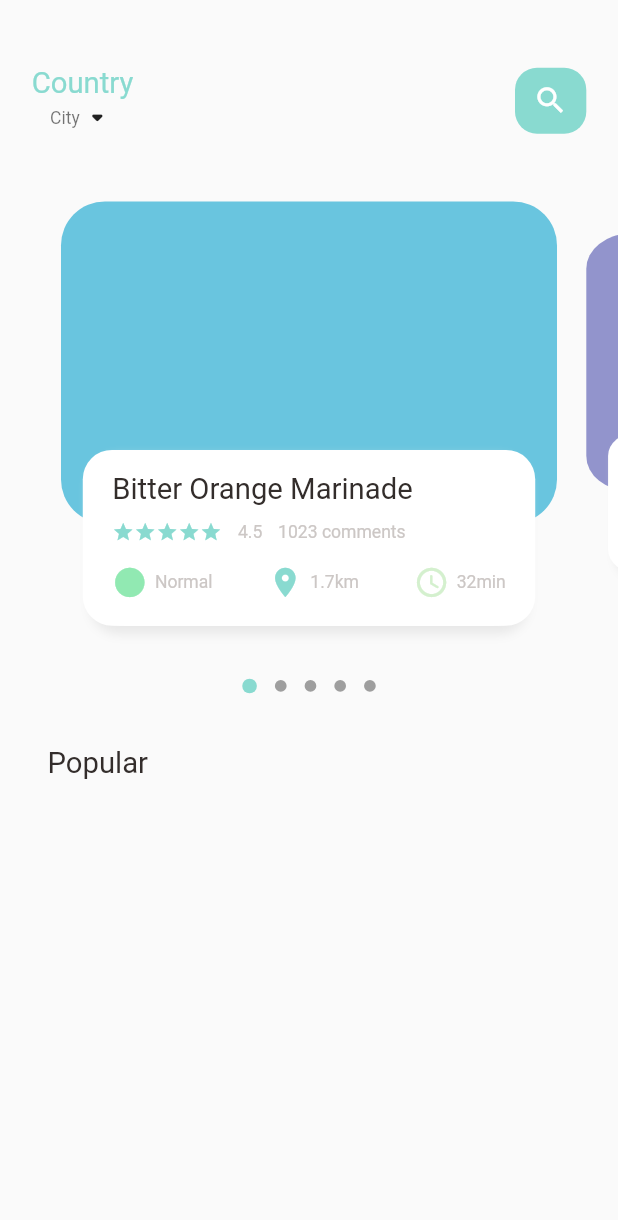
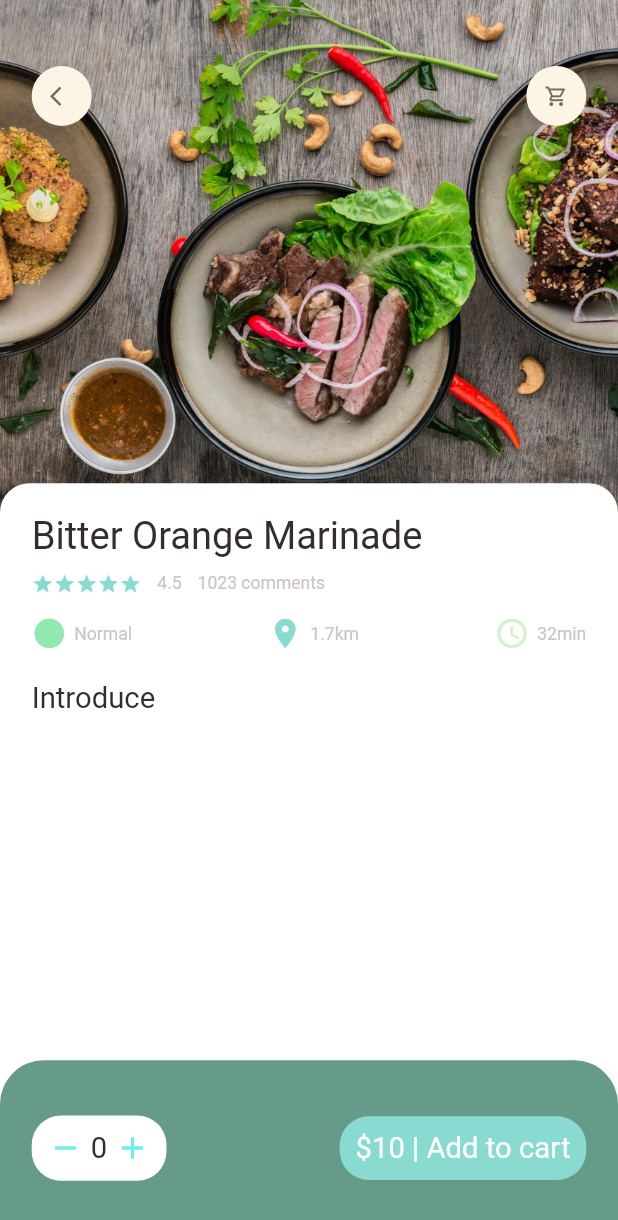
Before and after one commit to duldiev/FoodAppDelivery, a Flutter app: the screen it shows after launch, on a phone screen of 412 x 824 dp. Shown: the top 1220 px of the screen. Run offline on Flutter 3.47's test engine with Material 2 defaults, Android fonts, the phone set to English and light mode, and no system bars; drawn by our look-alikes of dots_indicator; our stand-ins replace get, google_fonts.

Commit message:
Popular food detail page added

```diff
--- a/lib/main.dart
+++ b/lib/main.dart
@@ -1,5 +1,6 @@
 import 'package:flutter/material.dart';
-import 'package:food_delivery_app/home/main_food_page.dart';
+import 'package:food_delivery_app/pages/food/popular_food_detail.dart';
+import 'package:food_delivery_app/pages/home/main_food_page.dart';
 import 'package:get/get.dart';
 
 void main() {
@@ -16,7 +17,7 @@ class MyApp extends StatelessWidget {
       theme: ThemeData(
         primarySwatch: Colors.blue,
       ),
-      home: const MainFoodPage(),
+      home: const PopularFoodDetail(),
     );
   }
 }
--- /dev/null
+++ b/lib/pages/food/popular_food_detail.dart
@@ -0,0 +1,135 @@
+import 'package:flutter/material.dart';
+import 'package:food_delivery_app/utils/dimensions.dart';
+import 'package:food_delivery_app/widgets/app_icon.dart';
+
+import '../../utils/colors.dart';
+import '../../widgets/app_column.dart';
+import '../../widgets/bit_text.dart';
+import '../../widgets/icon_and_text.dart';
+import '../../widgets/small_text.dart';
+
+class PopularFoodDetail extends StatelessWidget {
+  const PopularFoodDetail({Key? key}) : super(key: key);
+
+  @override
+  Widget build(BuildContext context) {
+    return Scaffold(
+      backgroundColor: Colors.white,
+      body: Stack(
+        children: [
+          Positioned(
+            left: 0,
+            right: 0,
+            child: Container(
+              width: double.maxFinite,
+              height: Dimensions.height(350),
+              decoration: const BoxDecoration(
+                image: DecorationImage(
+                  fit: BoxFit.cover,
+                  image: AssetImage(
+                    "assets/images/food4.jpg",
+                  ),
+                )
+              ),
+            ),
+          ),
+          Positioned(
+            top: Dimensions.height(45),
+            left: Dimensions.width(20),
+            right: Dimensions.width(20),
+            child: Row(
+              mainAxisAlignment: MainAxisAlignment.spaceBetween,
+              children: const [
+                AppIcon(icon: Icons.arrow_back_ios),
+                AppIcon(icon: Icons.shopping_cart_outlined),
+              ],
+            ),
+          ),
+          Positioned(
+            left: 0,
+            right: 0,
+            bottom: 0,
+            top: Dimensions.height(350 - 20),
+            child: Container(
+              padding: EdgeInsets.only(left: Dimensions.width(20), right: Dimensions.width(20), top: Dimensions.height(20)),
+              decoration: BoxDecoration(
+                borderRadius: BorderRadius.only(
+                  topLeft: Radius.circular(Dimensions.radius(20)),
+                  topRight: Radius.circular(Dimensions.radius(20)),
+                ),
+                color: Colors.white,
+              ),
+              child: Column(
+                crossAxisAlignment: CrossAxisAlignment.start,
+                children: [
+                  const AppColumn(text: "Bitter Orange Marinade",),
+                  SizedBox(height: Dimensions.height(20),),
+                  const BigText(text: "Introduce"),
+
+                ],
+              ),
+            ),
+          ),
+        ],
+      ),
+      bottomNavigationBar: Container(
+        height: Dimensions.height(120),
+        padding: EdgeInsets.only(
+          top: Dimensions.height(30),
+          bottom: Dimensions.height(30),
+          left: Dimensions.width(20),
+          right: Dimensions.width(20),
+        ),
+        decoration: BoxDecoration(
+          color: AppColors.buttonBackgroundColor,
+          borderRadius: BorderRadius.only(
+            topRight: Radius.circular(Dimensions.radius(30)),
+            topLeft: Radius.circular(Dimensions.radius(30)),
+          ),
+        ),
+        child: Row(
+          mainAxisAlignment: MainAxisAlignment.spaceBetween,
+          children: [
+            Container(
+              padding: EdgeInsets.only(
+                top: Dimensions.height(10),
+                bottom: Dimensions.height(10),
+                left: Dimensions.width(10),
+                right: Dimensions.width(10),
+              ),
+              decoration: BoxDecoration(
+                color: Colors.white,
+                borderRadius: BorderRadius.circular(Dimensions.radius(20)),
+              ),
+              child: Row(
+                children: [
+                  const Icon(Icons.remove, color: AppColors.signColor,),
+                  SizedBox(width: Dimensions.height(10) / 2,),
+                  const BigText(text: "0"),
+                  SizedBox(width: Dimensions.height(10) / 2,),
+                  const Icon(Icons.add, color: AppColors.signColor),
+                ],
+              ),
+            ),
+            Container(
+              padding: EdgeInsets.only(
+                top: Dimensions.height(10),
+                bottom: Dimensions.height(10),
+                left: Dimensions.width(10),
+                right: Dimensions.width(10),
+              ),
+              decoration: BoxDecoration(
+                color: AppColors.mainColor,
+                borderRadius: BorderRadius.circular(Dimensions.radius(20)),
+              ),
+              child: const BigText(
+                text: "\$10 | Add to cart",
+                color: Colors.white,
+              ),
+            ),
+          ],
+        ),
+      ),
+    );
+  }
+}
--- a/lib/home/food_page_body.dart
+++ b/lib/pages/home/food_page_body.dart
@@ -1,6 +1,7 @@
 import 'package:flutter/material.dart';
 import 'package:food_delivery_app/utils/colors.dart';
 import 'package:food_delivery_app/utils/dimensions.dart';
+import 'package:food_delivery_app/widgets/app_column.dart';
 import 'package:food_delivery_app/widgets/bit_text.dart';
 import 'package:food_delivery_app/widgets/icon_and_text.dart';
 import 'package:food_delivery_app/widgets/small_text.dart';
@@ -60,19 +61,104 @@ class _FoodPageBodyState extends State<FoodPageBody> {
             activeSize: Size.square(Dimensions.height(10)),
           ),
         ),
-        // popular text
+        // Popular text
         SizedBox(height: Dimensions.height(30),),
         Container(
           margin: EdgeInsets.only(left: Dimensions.width(30)),
           child: Row(
             children: [
-              BigText(text: "Popular"),
+              const BigText(text: "Popular"),
               SizedBox(width: Dimensions.width(10),),
-
+              Container(
+                margin: const EdgeInsets.only(bottom: 10),
+                child: const BigText(text: ".", color: Colors.black26,),
+              ),
+              SizedBox(width: Dimensions.width(10),),
+              Container(
+                margin: const EdgeInsets.only(top: 3),
+                child: const SmallText(text: "Food pairing",),
+              )
             ],
           ),
-        )
+        ),
+        // List of food and images
+        ListView.builder(
+          physics: NeverScrollableScrollPhysics(),
+          shrinkWrap: true,
+          itemCount: 10,
+          itemBuilder: (context, index) => _buildListView(index),
+        ),
       ],
+    );
+  }
+
+  Widget _buildListView(int index) {
+    return Container(
+      margin: EdgeInsets.only(left: Dimensions.width(20), right: Dimensions.width(20), bottom: Dimensions.height(10)),
+      child: Row(
+        children: [
+          // Image section
+          Container(
+            width: Dimensions.height(120),
+            height: Dimensions.height(120),
+            decoration: BoxDecoration(
+              borderRadius: BorderRadius.circular(Dimensions.radius(20)),
+              color: Colors.red,
+              // image: DecorationImage(
+              //   image: AssetImage(
+              //     "",
+              //   )
+              // ),
+            ),
+          ),
+          // Text section
+          Expanded(
+            child: Container(
+              height: Dimensions.height(100),
+              decoration: BoxDecoration(
+                borderRadius: BorderRadius.only(
+                  topRight: Radius.circular(Dimensions.radius(20)),
+                  bottomRight: Radius.circular(Dimensions.radius(20)),
+                ),
+                color: Colors.red,
+              ),
+              child: Padding(
+                padding: EdgeInsets.only(left: Dimensions.width(10), right: Dimensions.width(10)),
+                child: Column(
+                  crossAxisAlignment: CrossAxisAlignment.start,
+                  mainAxisAlignment: MainAxisAlignment.center,
+                  children: [
+                    const BigText(text: "Nutritious fruit mean in China"),
+                    SizedBox(height: Dimensions.height(10),),
+                    const SmallText(text: "With chinese characteristics"),
+                    SizedBox(height: Dimensions.height(10),),
+                    Row(
+                      mainAxisAlignment: MainAxisAlignment.spaceBetween,
+                      children: const [
+                        IconAndTextWidget(
+                          icon: Icons.circle,
+                          text: "Normal",
+                          iconColor: AppColors.iconColor1,
+                        ),
+                        IconAndTextWidget(
+                          icon: Icons.location_on,
+                          text: "1.7km",
+                          iconColor: AppColors.mainColor,
+                        ),
+                        IconAndTextWidget(
+                          icon: Icons.access_time_rounded,
+                          text: "32min",
+                          iconColor: AppColors.iconColor2,
+                        ),
+                      ],
+                    ),
+                  ],
+                ),
+              ),
+            ),
+          )
+        ],
+      ),
     );
   }
 
@@ -146,45 +232,7 @@ class _FoodPageBodyState extends State<FoodPageBody> {
                   left: Dimensions.height(15),
                   right: Dimensions.height(15),
                 ),
-                child: Column(
-                  crossAxisAlignment: CrossAxisAlignment.start,
-                  children: [
-                    BigText(text: "Bitter Orange Marinade"),
-                    SizedBox(height: Dimensions.height(10),),
-                    Row(
-                      children: [
-                        Wrap(
-                          children: List.generate(5, (index) => Icon(Icons.star, color: AppColors.mainColor, size: Dimensions.height(15),)),
-                        ),
-                        SizedBox(width: Dimensions.width(10),),
-                        const SmallText(text: "4.5"),
-                        SizedBox(width: Dimensions.width(10),),
-                        const SmallText(text: "1023 comments"),
-                      ],
-                    ),
-                    SizedBox(height: Dimensions.height(15),),
-                    Row(
-                      mainAxisAlignment: MainAxisAlignment.spaceBetween,
-                      children: const [
-                        IconAndTextWidget(
-                          icon: Icons.circle,
-                          text: "Normal",
-                          iconColor: AppColors.iconColor1,
-                        ),
-                        IconAndTextWidget(
-                          icon: Icons.location_on,
-                          text: "1.7km",
-                          iconColor: AppColors.mainColor,
-                        ),
-                        IconAndTextWidget(
-                          icon: Icons.access_time_rounded,
-                          text: "32min",
-                          iconColor: AppColors.iconColor2,
-                        ),
-                      ],
-                    ),
-                  ],
-                ),
+                child: const AppColumn(text: "Bitter Orange Marinade",),
               ),
             ),
           ),
--- a/lib/home/main_food_page.dart
+++ b/lib/pages/home/main_food_page.dart
@@ -1,5 +1,5 @@
 import 'package:flutter/material.dart';
-import 'package:food_delivery_app/home/food_page_body.dart';
+import 'package:food_delivery_app/pages/home/food_page_body.dart';
 import 'package:food_delivery_app/utils/dimensions.dart';
 import 'package:food_delivery_app/widgets/bit_text.dart';
 import 'package:food_delivery_app/utils/colors.dart';
@@ -51,7 +51,7 @@ class _MainFoodPageState extends State<MainFoodPage> {
               ),
             ),
           ),
-          const FoodPageBody(),
+          const Expanded(child: SingleChildScrollView(child: FoodPageBody())),
         ],
       ),
     );
--- a/lib/utils/dimensions.dart
+++ b/lib/utils/dimensions.dart
@@ -1,6 +1,7 @@
 import 'package:get/get.dart';
 
 class Dimensions {
+
   static double screenHeight = Get.context!.height;
   static double screenWidth = Get.context!.width;
 
@@ -17,10 +18,15 @@ class Dimensions {
   }
 
   static double font(double size) {
-    return screenHeight / (844 / size);
+    return screenHeight / (844.0 / size);
+  }
+
+  static double iconSize(double size) {
+    return screenHeight / (844.0 / size);
   }
 
   static double radius(double size) {
     return screenHeight / (844 / size);
   }
+
 }
--- /dev/null
+++ b/lib/widgets/app_column.dart
@@ -0,0 +1,59 @@
+import 'package:flutter/material.dart';
+import 'package:food_delivery_app/widgets/small_text.dart';
+
+import '../utils/colors.dart';
+import '../utils/dimensions.dart';
+import 'bit_text.dart';
+import 'icon_and_text.dart';
+
+class AppColumn extends StatelessWidget {
+  final String text;
+
+  const AppColumn({
+    Key? key,
+    required this.text,
+  }) : super(key: key);
+
+  @override
+  Widget build(BuildContext context) {
+    return Column(
+      crossAxisAlignment: CrossAxisAlignment.start,
+      children: [
+        BigText(text: text, size: Dimensions.font(26),),
+        SizedBox(height: Dimensions.height(10),),
+        Row(
+          children: [
+            Wrap(
+              children: List.generate(5, (index) => Icon(Icons.star, color: AppColors.mainColor, size: Dimensions.height(15),)),
+            ),
+            SizedBox(width: Dimensions.width(10),),
+            const SmallText(text: "4.5"),
+            SizedBox(width: Dimensions.width(10),),
+            const SmallText(text: "1023 comments"),
+          ],
+        ),
+        SizedBox(height: Dimensions.height(15),),
+        Row(
+          mainAxisAlignment: MainAxisAlignment.spaceBetween,
+          children: const [
+            IconAndTextWidget(
+              icon: Icons.circle,
+              text: "Normal",
+              iconColor: AppColors.iconColor1,
+            ),
+            IconAndTextWidget(
+              icon: Icons.location_on,
+              text: "1.7km",
+              iconColor: AppColors.mainColor,
+            ),
+            IconAndTextWidget(
+              icon: Icons.access_time_rounded,
+              text: "32min",
+              iconColor: AppColors.iconColor2,
+            ),
+          ],
+        ),
+      ],
+    );
+  }
+}
--- /dev/null
+++ b/lib/widgets/app_icon.dart
@@ -0,0 +1,34 @@
+import 'package:flutter/material.dart';
+import 'package:food_delivery_app/utils/dimensions.dart';
+
+class AppIcon extends StatelessWidget {
+  final IconData icon;
+  final Color backgroundColor;
+  final Color iconColor;
+  final double size;
+
+  const AppIcon({
+    Key? key,
+    required this.icon,
+    this.backgroundColor = const Color(0xFFfcf4e4),
+    this.iconColor = const Color(0xFF756d54),
+    this.size = 40,
+  }) : super(key: key);
+
+  @override
+  Widget build(BuildContext context) {
+    return Container(
+      width: size,
+      height: size,
+      decoration: BoxDecoration(
+        borderRadius: BorderRadius.circular(size / 2),
+        color: backgroundColor,
+      ),
+      child: Icon(
+        icon,
+        color: iconColor,
+        size: Dimensions.iconSize(16),
+      ),
+    );
+  }
+}
```
Also changed, not shown: pubspec.yaml (+5 -3 lines), assets/images/food1.jpg (added), assets/images/food2.jpg (added), assets/images/food3.jpg (added), assets/images/food4.jpg (added).
